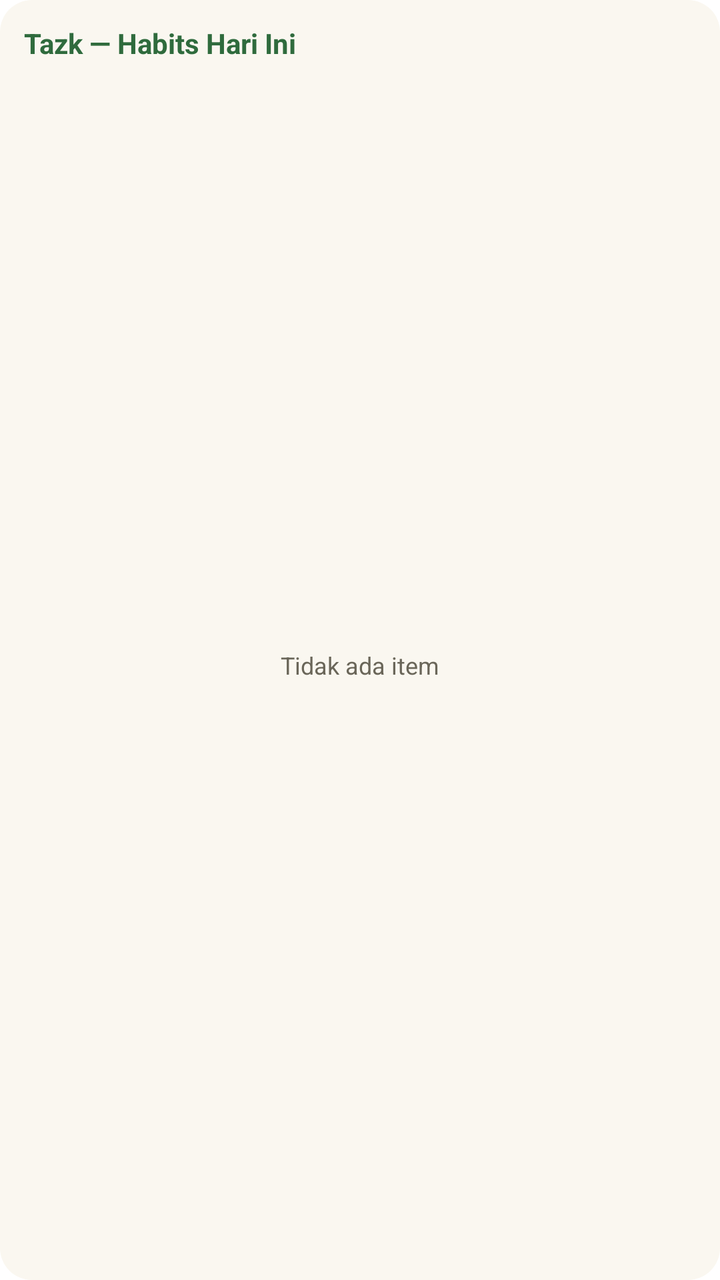
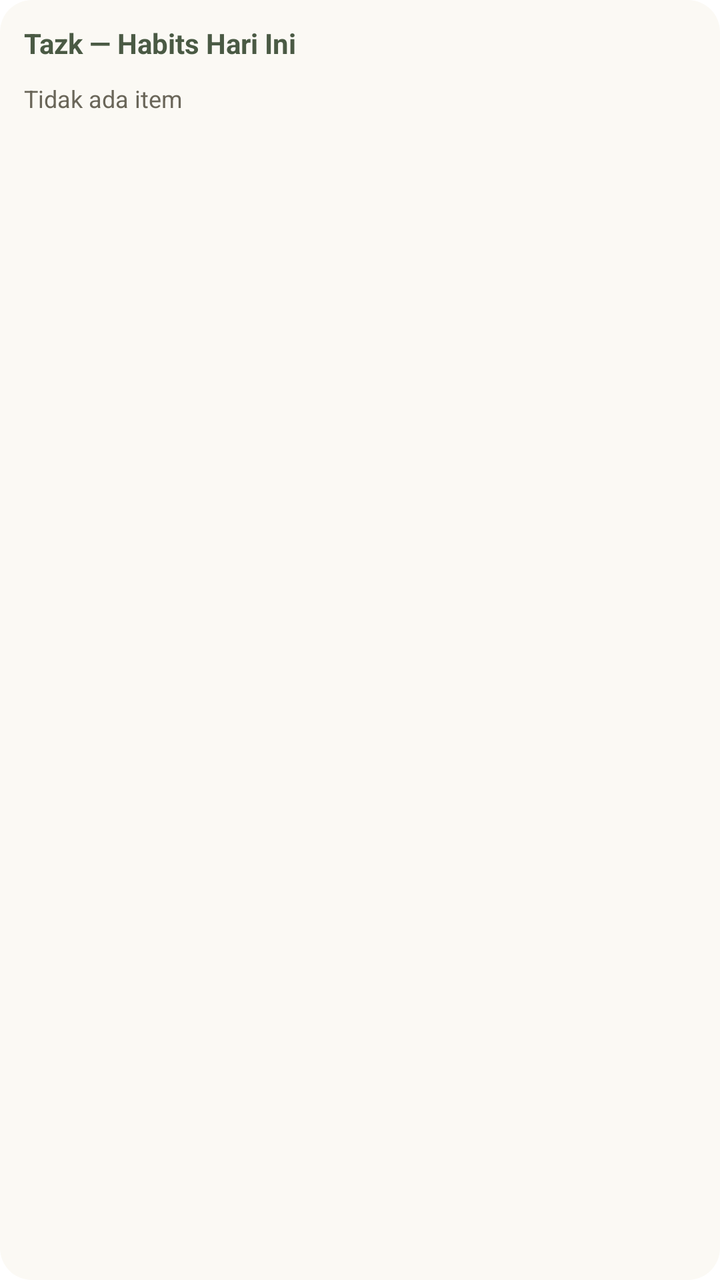

Two renders of the same Android screen: before a commit and after it. Below are the layout's source before the change and the commit's diff.
<!-- AndroidManifest.xml: fallback theme Theme.MaterialComponents.DayNight.NoActionBar -->
<!-- res/layout/widget_habits_only.xml -->
<?xml version="1.0" encoding="utf-8"?>
<LinearLayout xmlns:android="http://schemas.android.com/apk/res/android"
    android:id="@+id/widget_container"
    android:layout_width="match_parent"
    android:layout_height="match_parent"
    android:orientation="vertical"
    android:background="@drawable/widget_background"
    android:padding="12dp">

    <TextView
        android:id="@+id/widget_header"
        android:layout_width="match_parent"
        android:layout_height="wrap_content"
        android:text="Tazk — Habits Hari Ini"
        android:textColor="#2F6B3D"
        android:textSize="14sp"
        android:textStyle="bold"
        android:paddingBottom="6dp" />

    <FrameLayout
        android:layout_width="match_parent"
        android:layout_height="0dp"
        android:layout_weight="1">

        <ListView
            android:id="@+id/widget_habits_list"
            android:layout_width="match_parent"
            android:layout_height="match_parent"
            android:divider="@null"
            android:paddingVertical="2dp" />

        <include
            android:id="@+id/widget_habits_empty_view"
            layout="@layout/widget_empty_state" />
    </FrameLayout>
</LinearLayout>
<!-- res/layout/widget_empty_state.xml (included above) -->
<?xml version="1.0" encoding="utf-8"?>
<TextView xmlns:android="http://schemas.android.com/apk/res/android"
    android:id="@+id/widget_empty_text"
    android:layout_width="match_parent"
    android:layout_height="match_parent"
    android:gravity="center"
    android:text="Tidak ada item"
    android:textColor="#6A6659"
    android:textSize="12sp" />
<!-- resources referenced by this layout -->
<resources>
  <!-- drawable widget_background (drawable) -->
  <?xml version="1.0" encoding="utf-8"?>
  <shape xmlns:android="http://schemas.android.com/apk/res/android"
      android:shape="rectangle">
      <solid android:color="#FAF7F0" />
      <corners android:radius="16dp" />
  </shape>
</resources>

<!-- the commit's change to res/layout/widget_habits_only.xml (unified diff, before → after) -->
@@ -12,7 +12,7 @@
         android:layout_width="match_parent"
         android:layout_height="wrap_content"
         android:text="Tazk — Habits Hari Ini"
-        android:textColor="#2F6B3D"
+        android:textColor="@color/widget_primary"
         android:textSize="14sp"
         android:textStyle="bold"
         android:paddingBottom="6dp" />
@@ -40,7 +40,8 @@
     android:id="@+id/widget_empty_text"
     android:layout_width="match_parent"
     android:layout_height="match_parent"
-    android:gravity="center"
+    android:gravity="top|start"
+    android:paddingTop="4dp"
     android:text="Tidak ada item"
-    android:textColor="#6A6659"
+    android:textColor="@color/widget_text_muted"
     android:textSize="12sp" />
<!-- resource entries referenced after the edit -->
@@ -1,11 +1,14 @@
 <!-- resources referenced by this layout -->
 <resources>
+  <color name="widget_primary">#4A5A44</color>
+  <color name="widget_text_muted">#6A6659</color>
   <!-- drawable widget_background (drawable) -->
   <?xml version="1.0" encoding="utf-8"?>
   <shape xmlns:android="http://schemas.android.com/apk/res/android"
       android:shape="rectangle">
-      <solid android:color="#FAF7F0" />
+      <solid android:color="@color/widget_bg" />
       <corners android:radius="16dp" />
   </shape>
+  <color name="widget_bg">#FBF9F4</color>
 </resources>
 
